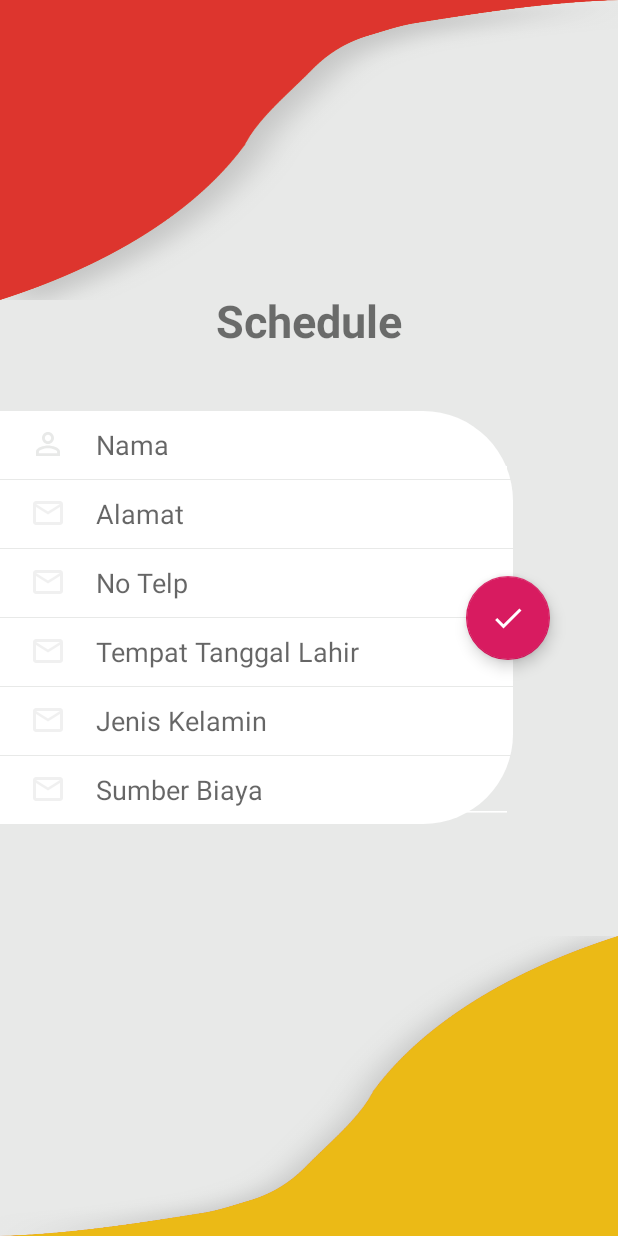
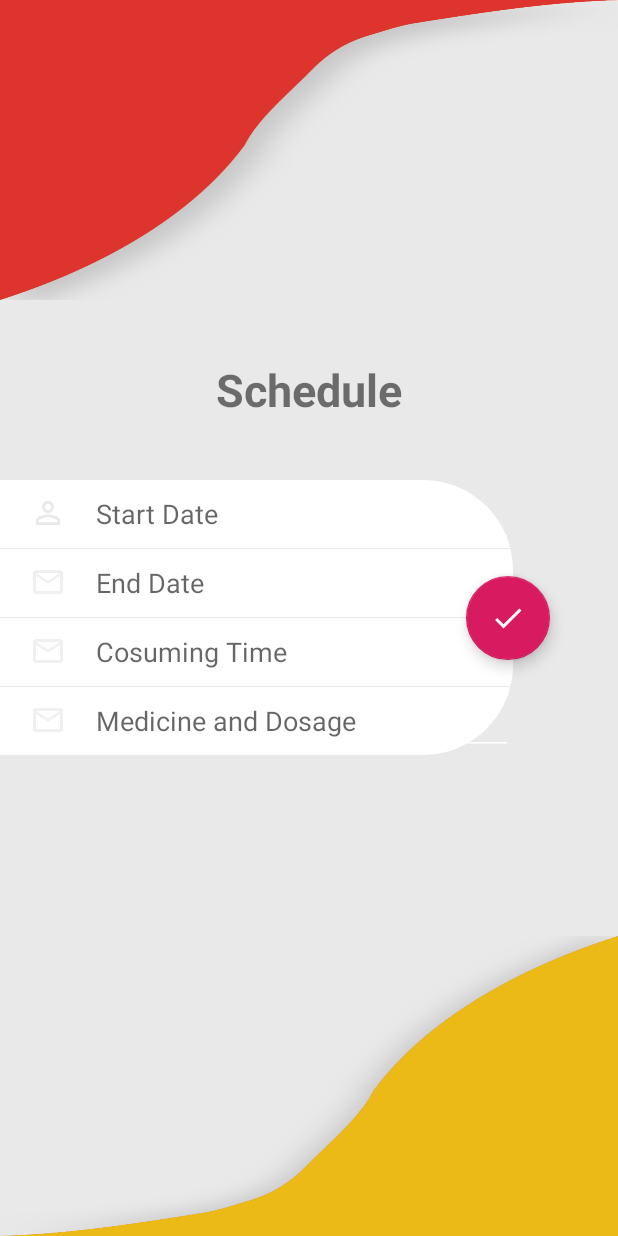
Before and after one commit to nululalbab/CareBuddies, an Android app: the layout activity_schedule_register.xml on its own in the app's theme, with its tools: preview values and no code run, on a phone screen of 412 x 824 dp. Run offline under Robolectric (Android 15) with nearby library versions, the phone set to English and light mode, and no system bars.

Commit message:
acitivity schedule register

```diff
--- a/app/src/main/res/layout/activity_schedule_register.xml
+++ b/app/src/main/res/layout/activity_schedule_register.xml
@@ -38,104 +38,74 @@
 
             android:drawableLeft="@drawable/ic_person_outline_black_24dp"
             android:drawablePadding="20dp"
-            android:id="@+id/nama"
-            android:hint="Nama"
+            android:id="@+id/start_date"
+            android:hint="Start Date"
             android:backgroundTint="#FFF"
             android:layout_width="match_parent"
-            android:layout_height="wrap_content" />
+            android:layout_height="wrap_content"
+            android:inputType="date"/>
 
         <View
 
             android:id="@+id/v_separator"
             android:background="#E8E9E8"
-            android:layout_below="@id/nama"
+            android:layout_below="@id/start_date"
             android:layout_width="match_parent"
             android:layout_height="0.5dp"/>
 
         <EditText
-            android:id="@+id/alamat"
+            android:id="@+id/end_date"
             android:paddingLeft="20dp"
             android:drawableLeft="@drawable/ic_mail_outline_black_24dp"
             android:drawablePadding="20dp"
             android:backgroundTint="#FFF"
             android:layout_below="@id/v_separator"
-            android:hint="Alamat"
+            android:hint="End Date"
             android:layout_width="match_parent"
             android:layout_height="wrap_content"
+            android:inputType="date"
              />
         <View
 
             android:id="@+id/v_separator2"
             android:background="#E8E9E8"
-            android:layout_below="@id/alamat"
+            android:layout_below="@id/end_date"
             android:layout_width="match_parent"
             android:layout_height="0.5dp"/>
         <EditText
-            android:id="@+id/no_telp"
+            android:id="@+id/hours"
             android:paddingLeft="20dp"
             android:drawableLeft="@drawable/ic_mail_outline_black_24dp"
             android:drawablePadding="20dp"
             android:backgroundTint="#FFF"
             android:layout_below="@id/v_separator2"
-            android:hint="No Telp"
+            android:hint="Cosuming Time"
             android:layout_width="match_parent"
-            android:layout_height="wrap_content" />
+            android:layout_height="wrap_content"
+            android:inputType="time"/>
         <View
 
         android:id="@+id/v_separator3"
         android:background="#E8E9E8"
-        android:layout_below="@id/no_telp"
+        android:layout_below="@id/hours"
         android:layout_width="match_parent"
         android:layout_height="0.5dp"/>
         <EditText
-            android:id="@+id/ttl"
+            android:id="@+id/medicine"
             android:paddingLeft="20dp"
             android:drawableLeft="@drawable/ic_mail_outline_black_24dp"
             android:drawablePadding="20dp"
             android:backgroundTint="#FFF"
             android:layout_below="@id/v_separator3"
-            android:hint="Tempat Tanggal Lahir"
+            android:hint="Medicine and Dosage"
             android:layout_width="match_parent"
             android:layout_height="wrap_content" />
-        <View
 
-        android:id="@+id/v_separator4"
-        android:background="#E8E9E8"
-        android:layout_below="@id/ttl"
-        android:layout_width="match_parent"
-        android:layout_height="0.5dp"/>
-        <EditText
-            android:id="@+id/jenis_kelamin"
-            android:paddingLeft="20dp"
-            android:drawableLeft="@drawable/ic_mail_outline_black_24dp"
-            android:drawablePadding="20dp"
-            android:backgroundTint="#FFF"
-            android:layout_below="@id/v_separator4"
-            android:hint="Jenis Kelamin"
-            android:layout_width="match_parent"
-            android:layout_height="wrap_content" />
-        <View
-
-            android:id="@+id/v_separator5"
-            android:background="#E8E9E8"
-            android:layout_below="@id/jenis_kelamin"
-            android:layout_width="match_parent"
-            android:layout_height="0.5dp"/>
-        <EditText
-            android:id="@+id/sumber_biaya"
-            android:paddingLeft="20dp"
-            android:drawableLeft="@drawable/ic_mail_outline_black_24dp"
-            android:drawablePadding="20dp"
-            android:backgroundTint="#FFF"
-            android:layout_below="@id/v_separator5"
-            android:hint="Sumber Biaya"
-            android:layout_width="match_parent"
-            android:layout_height="wrap_content" />
 
     </RelativeLayout>
 
     <android.support.design.widget.FloatingActionButton
-        android:id="@+id/btn_submit"
+        android:id="@+id/btn_submit_jadwal"
         android:layout_marginRight="45dp"
         android:layout_centerVertical="true"
         android:layout_alignParentRight="true"
```
